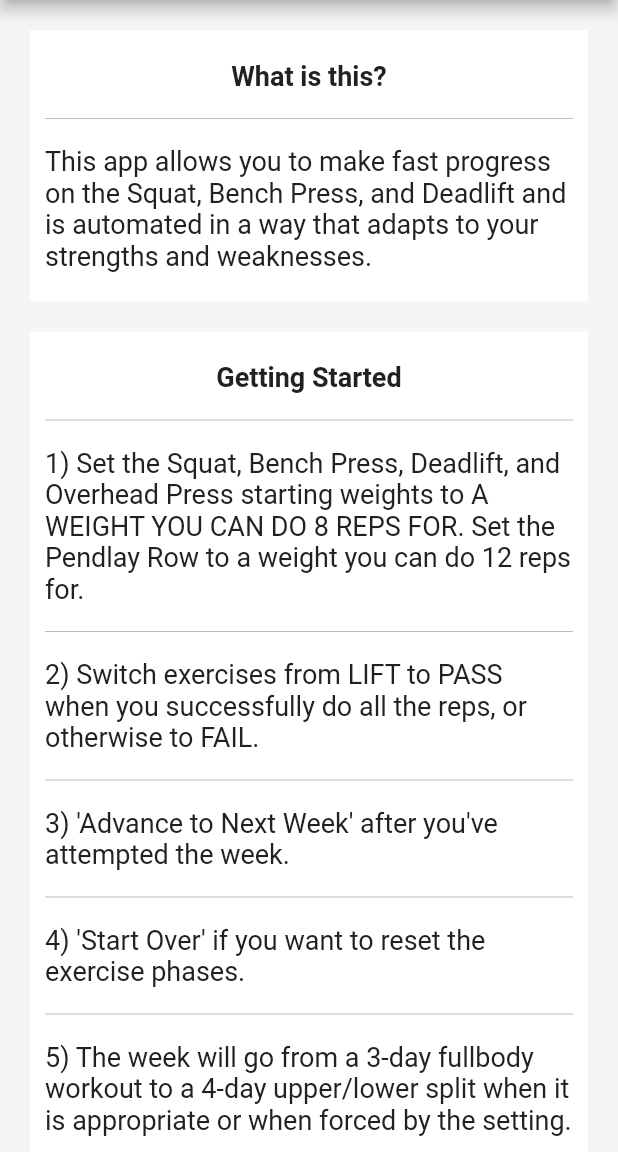
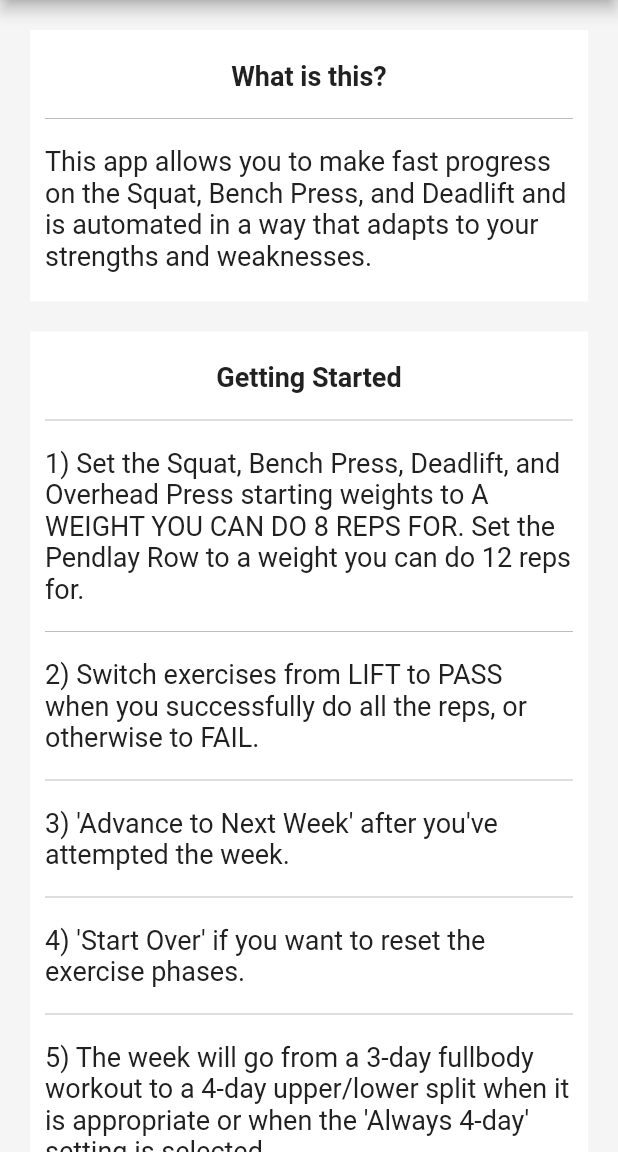
Before and after one commit to sbohdanow655/paretopowerlifting, a Flutter app: the screen it shows after launch, on a phone screen of 412 x 824 dp, the part 84-1236 px from its top. Run offline on Flutter 3.47's test engine with Material 2 defaults, Android fonts, the phone set to English and light mode, and no system bars; our stand-ins replace sqflite; accounts and stored records are empty.

Commit message:
- [Info] minor info changes

```diff
--- a/lib/assets/constants.dart
+++ b/lib/assets/constants.dart
@@ -276,7 +276,7 @@ class Constants {
     "2) Switch exercises from LIFT to PASS when you successfully do all the reps, or otherwise to FAIL.",
     "3) 'Advance to Next Week' after you've attempted the week.",
     "4) 'Start Over' if you want to reset the exercise phases.",
-    "5) The week will go from a 3-day fullbody workout to a 4-day upper/lower split when it is appropriate or when forced by the setting.",
+    "5) The week will go from a 3-day fullbody workout to a 4-day upper/lower split when it is appropriate or when the 'Always 4-day' setting is selected.",
     "6) You can rest between Squat and Deadlift sets for 1 min to 7-10 min, depending on how far along you are. You can rest for Bench Press, Overhead Press, and Pendlay Row for 1 min to 3-5 minutes."
   ];
 
--- a/lib/routes/GettingStarted.dart
+++ b/lib/routes/GettingStarted.dart
@@ -100,6 +100,7 @@ class _GettingStartedState extends State<GettingStarted> {
                   ))
             ],
           ),
+          Divider(color: Constants.DIVIDER_GREY),
           Padding(
               padding: EdgeInsets.symmetric(vertical: 10),
               child: Text(Constants.NUTRITION_RECOMMOMENDATIONS,
```
